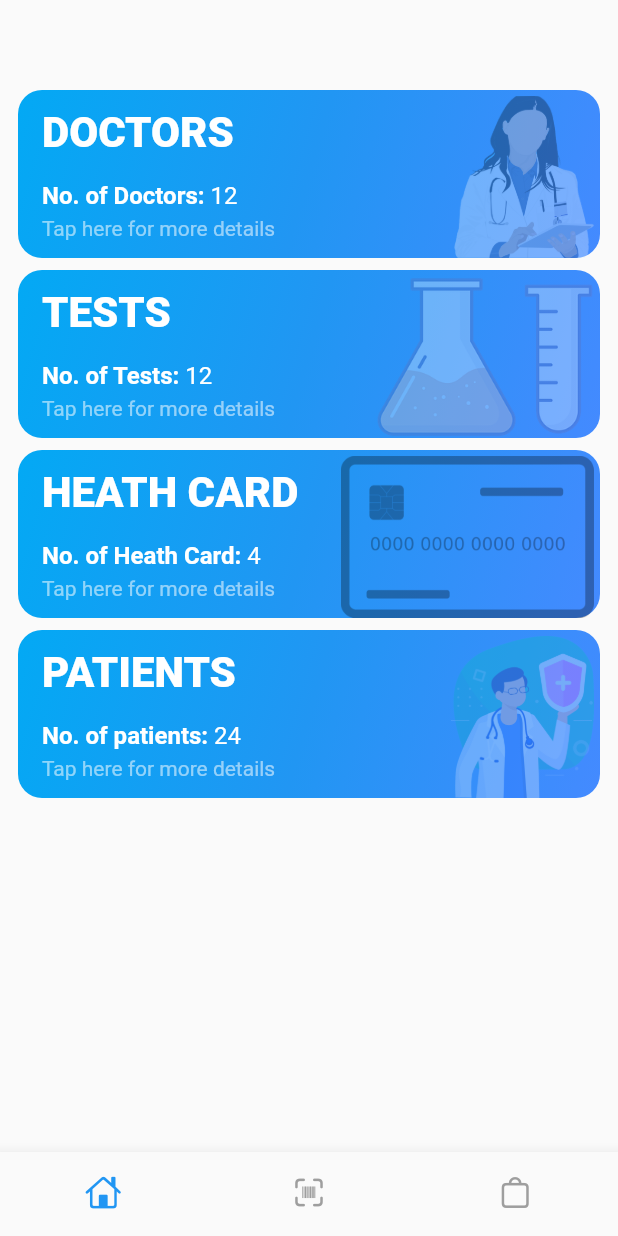
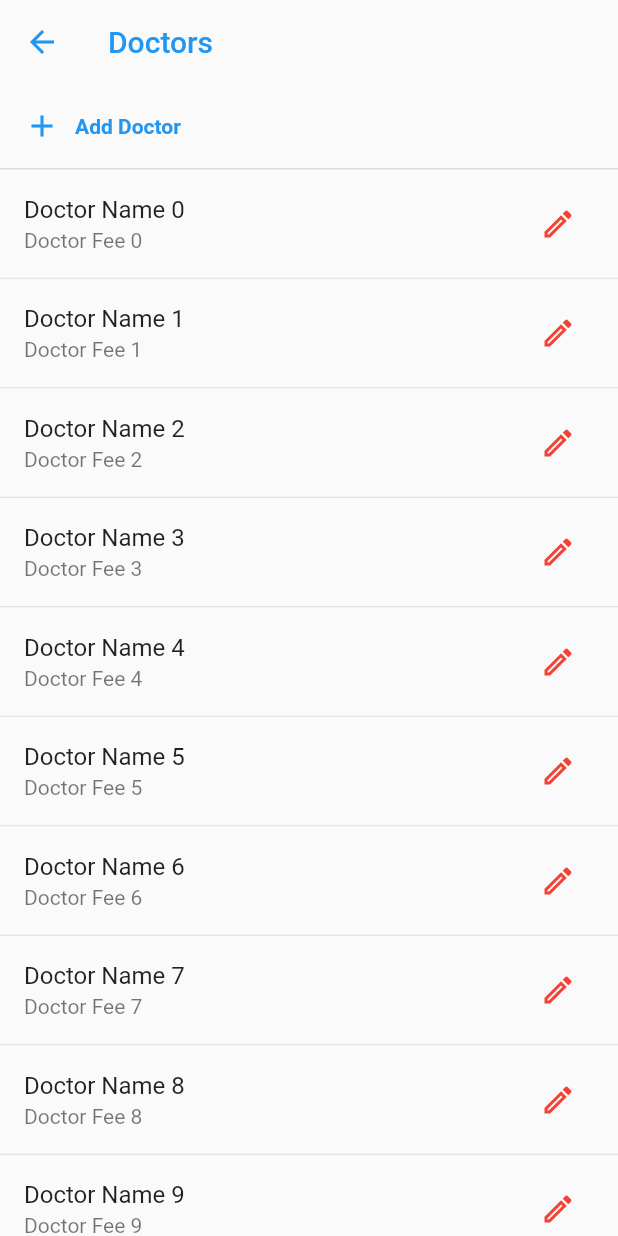
Before and after one commit to askabdulhaseeb/ramzan-hospital-admin, a Flutter app: the screen it shows after launch, after a tap on "DOCTORS", on a phone screen of 412 x 824 dp. Run offline on Flutter 3.47's test engine with Material 2 defaults, Android fonts, the phone set to English and light mode, and no system bars; our stand-ins replace fluttertoast.

Commit message:
doctor pages created

```diff
--- a/lib/main.dart
+++ b/lib/main.dart
@@ -2,6 +2,8 @@ import 'package:flutter/material.dart';
 import 'package:provider/provider.dart';
 import 'package:ramzanadmin/providers/main_bottom_nav_bar_provider.dart';
 import 'package:ramzanadmin/screens/auth/login_screen.dart';
+import 'package:ramzanadmin/screens/doctors/add_doctor.dart';
+import 'package:ramzanadmin/screens/doctors/doctor_dashboard.dart';
 import 'package:ramzanadmin/screens/main_screen/main_screen.dart';
 
 void main() {
@@ -23,6 +25,7 @@ class MyApp extends StatelessWidget {
           appBarTheme: const AppBarTheme(
             color: Colors.transparent,
             elevation: 0,
+            iconTheme: IconThemeData(color: Colors.blue),
           ),
           primarySwatch: Colors.blue,
         ),
@@ -30,6 +33,9 @@ class MyApp extends StatelessWidget {
         routes: <String, WidgetBuilder>{
           LoginScreen.routeName: (_) => const LoginScreen(),
           MainScreen.routeName: (_) => const MainScreen(),
+          // Doctor
+          DoctorDashboard.routeName: (_) => const DoctorDashboard(),
+          AddDoctor.routeName: (_) => const AddDoctor(),
         },
       ),
     );
--- /dev/null
+++ b/lib/screens/doctors/doctor_dashboard.dart
@@ -0,0 +1,60 @@
+import 'package:flutter/material.dart';
+import 'package:ramzanadmin/screens/doctors/add_doctor.dart';
+import 'package:ramzanadmin/screens/doctors/edit_doctor.dart';
+import 'package:ramzanadmin/screens/doctors/view_doctor.dart';
+
+import '../../widgets/custom_icon_title_button.dart';
+
+class DoctorDashboard extends StatelessWidget {
+  const DoctorDashboard({Key? key}) : super(key: key);
+  static const String routeName = '/DoctorDashboard';
+  @override
+  Widget build(BuildContext context) {
+    return Scaffold(
+      appBar: AppBar(
+        title: Text(
+          'Doctors',
+          style: TextStyle(
+            color: Theme.of(context).primaryColor,
+          ),
+        ),
+      ),
+      body: Column(
+        children: <Widget>[
+          CustomIconTitleButton(
+            title: 'Add Doctor',
+            onTap: () => Navigator.of(context).pushNamed(AddDoctor.routeName),
+          ),
+          const Divider(height: 1, thickness: 1),
+          Expanded(
+            child: ListView.separated(
+              itemCount: 200,
+              separatorBuilder: (_, __) => const Divider(height: 1),
+              itemBuilder: (context, index) => ListTile(
+                onTap: () {
+                  Navigator.of(context).push(MaterialPageRoute(
+                    builder: (context) => const ViewDoctor(),
+                  ));
+                },
+                title: Text('Doctor Name $index'),
+                subtitle: Text('Doctor Fee $index'),
+                trailing: IconButton(
+                  splashRadius: 24,
+                  onPressed: () {
+                    Navigator.of(context).push(MaterialPageRoute(
+                      builder: (context) => const EditDoctor(),
+                    ));
+                  },
+                  icon: const Icon(
+                    Icons.edit_outlined,
+                    color: Colors.red,
+                  ),
+                ),
+              ),
+            ),
+          ),
+        ],
+      ),
+    );
+  }
+}
--- a/lib/screens/main_screen/main_bottom_navigation_bar.dart
+++ b/lib/screens/main_screen/main_bottom_navigation_bar.dart
@@ -24,12 +24,12 @@ class MainBottomNavigationBar extends StatelessWidget {
           label: 'Home',
         ),
         BottomNavigationBarItem(
-          icon: Icon(CupertinoIcons.barcode_viewfinder),
-          label: 'Scan',
+          icon: Icon(CupertinoIcons.rectangle_stack_person_crop),
+          label: 'Report',
         ),
         BottomNavigationBarItem(
-          icon: Icon(CupertinoIcons.bag),
-          label: 'Bag',
+          icon: Icon(CupertinoIcons.profile_circled),
+          label: 'Profile',
         ),
       ],
     );
--- a/lib/screens/pages/home_page.dart
+++ b/lib/screens/pages/home_page.dart
@@ -1,4 +1,5 @@
 import 'package:flutter/material.dart';
+import 'package:ramzanadmin/screens/doctors/doctor_dashboard.dart';
 
 import 'package:ramzanadmin/utilities/app_images.dart';
 
@@ -18,7 +19,8 @@ class HomePage extends StatelessWidget {
               title: 'Doctors',
               imagePath: AppImages.doctorTab,
               child: _titleAndCount(title: 'No. of Doctors', count: 12),
-              onTap: () {},
+              onTap: () =>
+                  Navigator.of(context).pushNamed(DoctorDashboard.routeName),
             ),
             ReportCard(
               title: 'Tests',
--- /dev/null
+++ b/lib/widgets/custom_icon_title_button.dart
@@ -0,0 +1,37 @@
+import 'package:flutter/material.dart';
+
+
+class CustomIconTitleButton extends StatelessWidget {
+  const CustomIconTitleButton({
+    required this.title,
+    required this.onTap,
+    this.icon = Icons.add,
+    Key? key,
+  }) : super(key: key);
+  final String title;
+  final IconData icon;
+  final VoidCallback onTap;
+
+  @override
+  Widget build(BuildContext context) {
+    return InkWell(
+      onTap: onTap,
+      child: Padding(
+        padding: const EdgeInsets.all(16),
+        child: Row(
+          children: <Widget>[
+            Icon(icon, color: Theme.of(context).colorScheme.primary),
+            const SizedBox(width: 10),
+            Text(
+              title,
+              style: TextStyle(
+                color: Theme.of(context).colorScheme.primary,
+                fontWeight: FontWeight.w700,
+              ),
+            ),
+          ],
+        ),
+      ),
+    );
+  }
+}
```
Also changed, not shown: lib/screens/doctors/add_doctor.dart (added, +27 -0 lines), lib/screens/doctors/edit_doctor.dart (added, +17 -0 lines), lib/screens/doctors/view_doctor.dart (added, +29 -0 lines), assets/icons/card.png.
